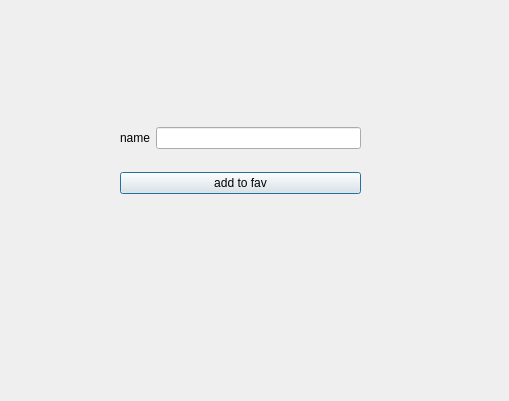
Above: phone_book/add_to_fav.ui from amirsoleimani7/Qt_PhoneBook before the change. Below: the same form after it.
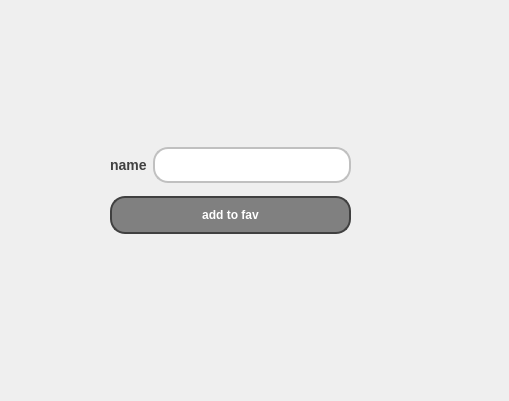
That is the form after the change.

```diff
--- a/phone_book/add_to_fav.ui
+++ b/phone_book/add_to_fav.ui
@@ -13,11 +13,11 @@
   <property name="windowTitle">
    <string>Dialog</string>
   </property>
-  <widget class="QWidget" name="">
+  <widget class="QWidget" name="layoutWidget">
    <property name="geometry">
     <rect>
-     <x>120</x>
-     <y>110</y>
+     <x>110</x>
+     <y>140</y>
      <width>241</width>
      <height>101</height>
     </rect>
@@ -27,18 +27,70 @@
      <layout class="QHBoxLayout" name="horizontalLayout">
       <item>
        <widget class="QLabel" name="label">
+        <property name="styleSheet">
+         <string notr="true">QLabel {
+    color: #404040; /* Text color */
+    font-family: &quot;Arial&quot;, sans-serif; /* Replace with your preferred font family */
+    font-size: 14px; /* Font size */
+    font-weight: bold; /* Bold text */
+}
+</string>
+        </property>
         <property name="text">
          <string>name</string>
         </property>
        </widget>
       </item>
       <item>
-       <widget class="QLineEdit" name="lineEdit_name_to_fav"/>
+       <widget class="QLineEdit" name="lineEdit_name_to_fav">
+        <property name="styleSheet">
+         <string notr="true">QLineEdit {
+    background-color: #FFFFFF; /* Default background color */
+    border: 2px solid #C0C0C0; /* Border color */
+    border-radius: 15px; /* Curved corners */
+    color: #404040; /* Text color */
+    padding: 8px; /* Padding for content */
+    box-shadow: 2px 2px 5px rgba(0, 0, 0, 0.5); /* Shadow effect */
+    font-weight: bold; /* Set font to bold */
+}
+
+QLineEdit:hover {
+    background-color: #F0F0F0; /* Lighter background color on hover */
+    border: 2px solid #A0A0A0; /* Darker border on hover */
+}
+
+QLineEdit:focus {
+    border: 2px solid #606060; /* Even darker border when focused */
+}
+</string>
+        </property>
+       </widget>
       </item>
      </layout>
     </item>
     <item>
      <widget class="QPushButton" name="pushButton_add_to_fav">
+      <property name="styleSheet">
+       <string notr="true">QPushButton {
+    background-color: #808080; /* Default button color (gray) */
+    border: 2px solid #404040; /* Border color darker than the button color */
+    border-radius: 15px; /* Curved corners */
+    color: white; /* Text color */
+    padding: 10px 20px; /* Padding for content */
+    box-shadow: 2px 2px 5px rgba(0, 0, 0, 0.5); /* Shadow effect */
+    font-weight: bold; /* Set font to bold */
+}
+
+QPushButton:hover {
+    background-color: #404040; /* Darker color on hover */
+}
+
+QPushButton:pressed {
+    background-color: #202020; /* Even darker color on click */
+    box-shadow: 1px 1px 2px rgba(0, 0, 0, 0.5); /* Adjusted shadow on click */
+}
+</string>
+      </property>
       <property name="text">
        <string>add to fav</string>
       </property>
```
